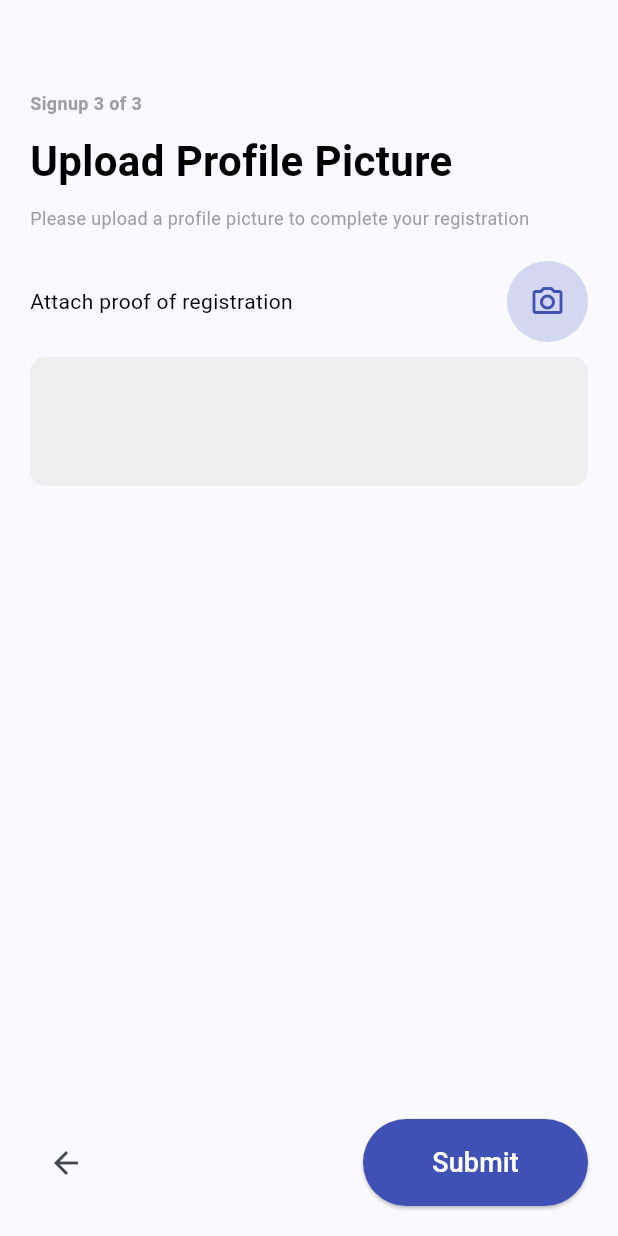
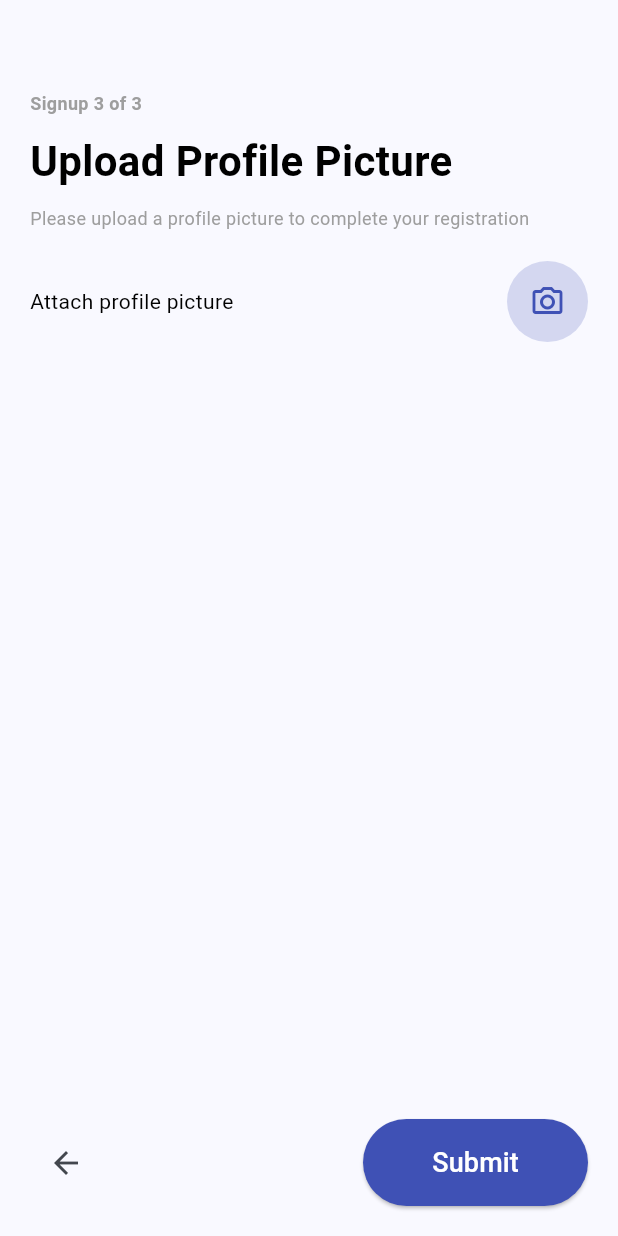
Before and after one commit to Manishkumar76/campus-vibe, a Flutter app: the ProfilePictureScreen screen opened directly, after a tap on the "camera alt" icon, on a phone screen of 412 x 824 dp. Run offline on Flutter 3.47's test engine with Material 3 defaults, Android fonts, the phone set to English and light mode, and no system bars; our stand-ins replace image_cropper, image_picker, pinput, shared_preferences; accounts and stored records are empty.

Commit message:
update profilepicturescreen in authentication

```diff
--- a/lib/Authentication/SingnUp/SignUpScreen.dart
+++ b/lib/Authentication/SingnUp/SignUpScreen.dart
@@ -167,10 +167,6 @@ class _SignUpScreenState extends State<SignUpScreen> {
                     if(warning!=""){
                       changeWarningMessage("");
                     }
-
-                  setState(() {
-                    userData.password=value;
-                  });
                   },
                   obscureText: true,
                   decoration: InputDecoration(
@@ -191,9 +187,6 @@ class _SignUpScreenState extends State<SignUpScreen> {
                     if(warning!=""){
                       changeWarningMessage("");
                     }
-                    setState(() {
-                    userData.password=value;
-                    });
                   },
                   obscureText: true,
                   decoration: InputDecoration(
--- a/lib/Authentication/SingnUp/setProfilePicture.dart
+++ b/lib/Authentication/SingnUp/setProfilePicture.dart
@@ -2,9 +2,10 @@ import 'package:campus_vibe/main.dart';
 import 'package:campus_vibe/services/user_services.dart';
 import 'package:flutter/material.dart';
 import 'package:provider/provider.dart';
-import 'package:file_picker/file_picker.dart';
+import 'package:image_cropper/image_cropper.dart';
+import 'package:image_picker/image_picker.dart';
+import 'dart:io';
 import '../../Models/user_model.dart';
-
 
 class ProfilePictureScreen extends StatefulWidget {
   const ProfilePictureScreen({Key? key}) : super(key: key);
@@ -14,59 +15,78 @@ class ProfilePictureScreen extends StatefulWidget {
 }
 
 class _ProfilePictureScreenState extends State<ProfilePictureScreen> {
-  String? selectedFile= null;
-   var warning="";
+  File? selectedFile;
+  var warning = "";
+  final ImagePicker _picker = ImagePicker();
+
   Future<void> _pickFile() async {
     setWarning("");
-    FilePickerResult? result = await FilePicker.platform.pickFiles(
-      type: FileType.custom,
-      allowedExtensions: ['jpeg, jpg, png'],
+
+    // Pick an image from the gallery or camera
+    XFile? image = await _picker.pickImage(
+      source: ImageSource.gallery, // Or ImageSource.camera for camera
     );
 
-    if (result != null) {
-      setState(() {
-        selectedFile = result.paths.single;
-      });
+    if (image != null) {
+      // Crop the selected image manually without aspect ratio presets
+      CroppedFile? croppedImage = await ImageCropper().cropImage(
+        sourcePath: image.path,
+        uiSettings: [
+          AndroidUiSettings(
+            toolbarTitle: 'Crop Image',
+            toolbarColor: Colors.indigo,
+            toolbarWidgetColor: Colors.white,
+            initAspectRatio: CropAspectRatioPreset.original,
+            lockAspectRatio: false, // Allows freeform cropping without constraints
+          ),
+          IOSUiSettings(
+            title: 'Crop Image',
+            resetAspectRatioEnabled: true,
+            aspectRatioLockEnabled: false, // Allows freeform cropping
+          ),
+        ],
+      );
 
-      // Update the registration proof in UserData
-      Provider.of<User>(context, listen: false).profileImage = result.files.single.path!;
-    }
-  }
+      if (croppedImage != null) {
+        setState(() {
+          selectedFile = File(croppedImage.path);
+        });
 
-  void setWarning(String value){
-    setState(() {
-      warning=value;
-    });
-  }
-
-  void submission() async{
-    if(selectedFile==null){
-      setWarning("Please select a file to upload");
-    }
-    else{
-      // Upload the file to the server
-      try {
-       var user= await UserServices().addUser(Provider.of<User>(context, listen: false));
-
-        Navigator.pushAndRemoveUntil(
-          context,
-          MaterialPageRoute(builder: (context) => const MyHomePage(title: "Campus Vibe")),
-              (Route<dynamic> route) => false, // This removes all the previous routes
-        );
-      }
-      catch(err){
-        // Once the file is uploaded, navigate to the home screen
-        setWarning("signup failed");
+        // Update the profileImage in the User model
+        Provider.of<User>(context, listen: false).profileImage = croppedImage.path;
       }
     }
   }
 
+  void setWarning(String value) {
+    setState(() {
+      warning = value;
+    });
+  }
 
+  void submission() async {
+    if (selectedFile == null) {
+      setWarning("Please select a file to upload");
+    } else {
+      try {
+        // Upload the file to the server
+        var user = await UserServices().addUser(Provider.of<User>(context, listen: false));
+
+        // Navigate to the home screen after successful upload
+        Navigator.pushAndRemoveUntil(
+          context,
+          MaterialPageRoute(builder: (context) => const MyHomePage(title: "Campus Vibe")),
+              (Route<dynamic> route) => false,
+        );
+      } catch (err) {
+        // Display an error if the upload fails
+        setWarning("Signup failed");
+      }
+    }
+  }
 
   @override
   Widget build(BuildContext context) {
-    final userData = Provider.of<User>(context);
-
     return Scaffold(
       body: Padding(
         padding: const EdgeInsets.symmetric(horizontal: 20.0),
@@ -93,10 +113,10 @@ class _ProfilePictureScreenState extends State<ProfilePictureScreen> {
               mainAxisAlignment: MainAxisAlignment.spaceBetween,
               children: [
                 const Text(
-                  "Attach proof of registration",
+                  "Attach profile picture",
                   style: TextStyle(fontSize: 14, color: Colors.black),
                 ),
-                const SizedBox(width: 10,),
+                const SizedBox(width: 10),
                 GestureDetector(
                   onTap: _pickFile,
                   child: Container(
@@ -114,44 +134,39 @@ class _ProfilePictureScreenState extends State<ProfilePictureScreen> {
               ],
             ),
             const SizedBox(height: 10),
-
-            Container(
-              padding: const EdgeInsets.all(15),
-              decoration: BoxDecoration(
-                color: Colors.grey[200],
-                borderRadius: BorderRadius.circular(10),
+            if (selectedFile != null)
+              Padding(
+                padding: const EdgeInsets.symmetric(vertical: 10.0),
+                child: Center(
+                  child: Image.file(
+                    selectedFile!,
+                    width: 150,
+                    height: 150,
+                    fit: BoxFit.cover,
+                  ),
+                ),
               ),
-              child: ListTile(title:Text(
-                selectedFile ?? '',
-                style: const TextStyle(color: Colors.black),
+            if (warning != "")
+              Center(
+                child: Text(
+                  warning,
+                  style: const TextStyle(fontSize: 12, color: Colors.red),
+                ),
               ),
-              trailing: selectedFile != null?
-                IconButton(
-                icon: const Icon(Icons.close),
-        onPressed: () {
-          setState(() {
-            selectedFile = null;
-
-          });
-        },
-      ):null,
-              )
-            ),
-           Center(child: warning==""?null:Text(warning,style: const TextStyle(fontSize: 12,color: Colors.red),),),
-            const Spacer(),
+            const Spacer(), // Spacer directly inside a Column
             Row(
               mainAxisAlignment: MainAxisAlignment.spaceBetween,
               children: [
-                IconButton(onPressed: () {
-                  Navigator.pop(context);
-                }, icon: const Icon(Icons.arrow_back)),
+                IconButton(
+                  onPressed: () {
+                    Navigator.pop(context);
+                  },
+                  icon: const Icon(Icons.arrow_back),
+                ),
                 SizedBox(
                   width: 150,
                   child: ElevatedButton(
-                    onPressed: () {
-
-                      submission();
-                    },
+                    onPressed: submission,
                     style: ElevatedButton.styleFrom(
                       backgroundColor: Colors.indigo,
                       shape: RoundedRectangleBorder(borderRadius: BorderRadius.circular(30)),
@@ -171,4 +186,5 @@ class _ProfilePictureScreenState extends State<ProfilePictureScreen> {
       ),
     );
   }
+
 }
--- a/pubspec.yaml
+++ b/pubspec.yaml
@@ -42,7 +42,7 @@ dependencies:
   flutter_svg:
   flutter_svg_provider:
   file_picker:
-
+  image_cropper:
 
   # The following adds the Cupertino Icons font to your application.
   # Use with the CupertinoIcons class for iOS style icons.
```
Also changed, not shown: pubspec.lock, 1 other file.
